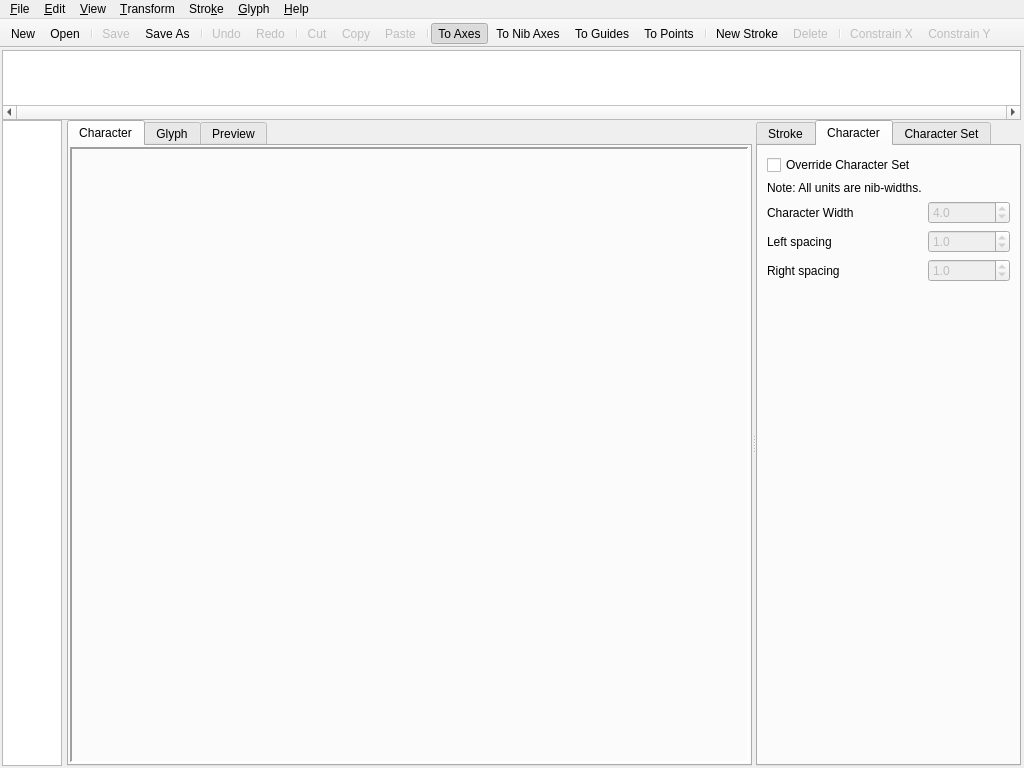
Before: the Qt Designer form pytalic2.ui in dsizzle/pytalic2, drawn with Qt 5.
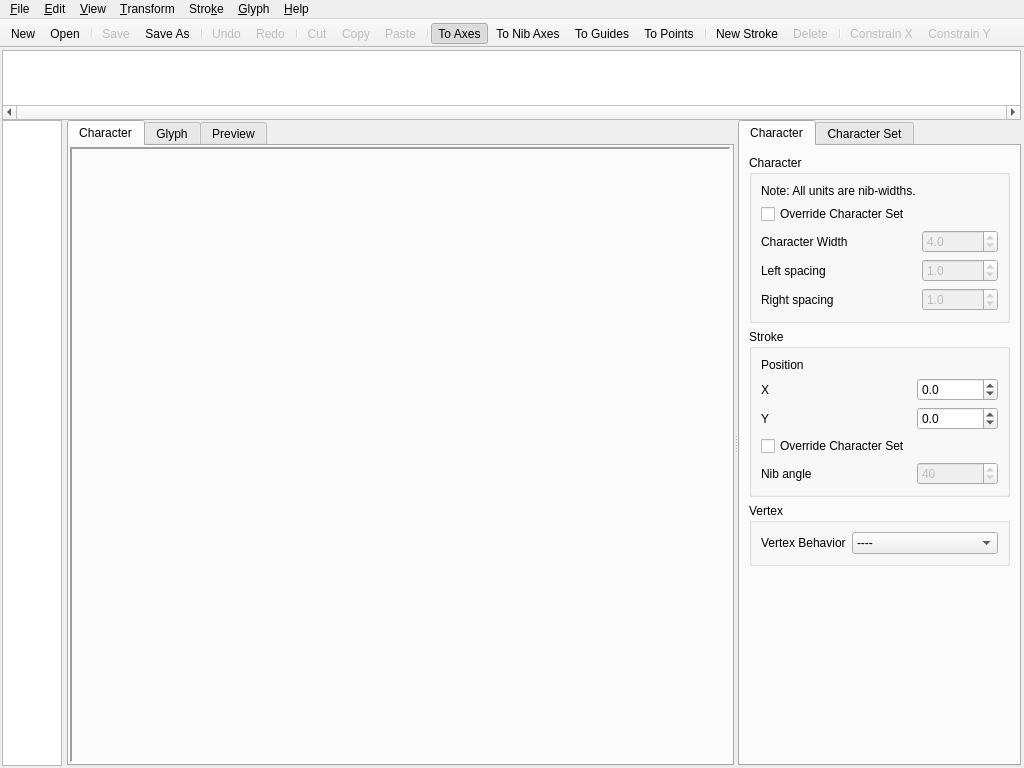
After: the same form once the commit is applied. The open tabs and pages were chosen to show the change. Icons and pictures are not drawn. Custom widgets are drawn as their Qt base class.

Commit message: moved stroke properties to Character tab and reorganized a little

What changed in the file:
```diff
--- a/pytalic2.ui
+++ b/pytalic2.ui
@@ -401,11 +401,136 @@
            <property name="currentIndex">
             <number>0</number>
            </property>
-           <widget class="QWidget" name="stroke_prop_tab">
+           <widget class="QWidget" name="char_prop_tab">
             <attribute name="title">
+             <string>Character</string>
+            </attribute>
+            <layout class="QFormLayout" name="formLayout_2">
+             <property name="fieldGrowthPolicy">
+              <enum>QFormLayout::AllNonFixedFieldsGrow</enum>
+             </property>
+             <item row="0" column="0" colspan="2">
+              <widget class="QGroupBox" name="character_group_box">
+               <property name="title">
+                <string>Character</string>
+               </property>
+               <layout class="QFormLayout" name="formLayout_4">
+                <item row="0" column="0">
+                 <widget class="QLabel" name="label_13">
+                  <property name="text">
+                   <string>Note: All units are nib-widths.</string>
+                  </property>
+                 </widget>
+                </item>
+                <item row="1" column="0">
+                 <widget class="QCheckBox" name="override_char_set">
+                  <property name="text">
+                   <string>Override Character Set</string>
+                  </property>
+                 </widget>
+                </item>
+                <item row="2" column="1">
+                 <widget class="QDoubleSpinBox" name="char_width_spin">
+                  <property name="enabled">
+                   <bool>false</bool>
+                  </property>
+                  <property name="wrapping">
+                   <bool>true</bool>
+                  </property>
+                  <property name="decimals">
+                   <number>1</number>
+                  </property>
+                  <property name="minimum">
+                   <double>2.000000000000000</double>
+                  </property>
+                  <property name="maximum">
+                   <double>10.000000000000000</double>
+                  </property>
+                  <property name="singleStep">
+                   <double>0.500000000000000</double>
+                  </property>
+                  <property name="value">
+                   <double>4.000000000000000</double>
+                  </property>
+                 </widget>
+                </item>
+                <item row="4" column="1">
+                 <widget class="QDoubleSpinBox" name="right_space_spin">
+                  <property name="enabled">
+                   <bool>false</bool>
+                  </property>
+                  <property name="wrapping">
+                   <bool>true</bool>
+                  </property>
+                  <property name="decimals">
+                   <number>1</number>
+                  </property>
+                  <property name="maximum">
+                   <double>3.000000000000000</double>
+                  </property>
+                  <property name="singleStep">
+                   <double>0.100000000000000</double>
+                  </property>
+                  <property name="value">
+                   <double>1.000000000000000</double>
+                  </property>
+                 </widget>
+                </item>
+                <item row="2" column="0">
+                 <widget class="QLabel" name="label_14">
+                  <property name="text">
+                   <string>Character Width</string>
+                  </property>
+                 </widget>
+                </item>
+                <item row="4" column="0">
+                 <widget class="QLabel" name="label_15">
+                  <property name="text">
+                   <string>Left spacing</string>
+                  </property>
+                 </widget>
+                </item>
+                <item row="6" column="0">
+                 <widget class="QLabel" name="label_16">
+                  <property name="text">
+                   <string>Right spacing</string>
+                  </property>
+                 </widget>
+                </item>
+                <item row="6" column="1">
+                 <widget class="QDoubleSpinBox" name="left_space_spin">
+                  <property name="enabled">
+                   <bool>false</bool>
+                  </property>
+                  <property name="wrapping">
+                   <bool>true</bool>
+                  </property>
+                  <property name="decimals">
+                   <number>1</number>
+                  </property>
+                  <property name="maximum">
+                   <double>3.000000000000000</double>
+                  </property>
+                  <property name="singleStep">
+                   <double>0.100000000000000</double>
+                  </property>
+                  <property name="value">
+                   <double>1.000000000000000</double>
+                  </property>
+                 </widget>
+                </item>
+               </layout>
+              </widget>
+             </item>
+             <item row="1" column="0" colspan="2">
+              <widget class="QGroupBox" name="stroke_group_box">
+               <property name="title">
              <string>Stroke</string>
-            </attribute>
-            <layout class="QFormLayout" name="formLayout_3">
+               </property>
+               <layout class="QFormLayout" name="formLayout_5">
+                <property name="fieldGrowthPolicy">
+                 <enum>QFormLayout::AllNonFixedFieldsGrow</enum>
+                </property>
              <item row="0" column="0">
               <widget class="QLabel" name="label_17">
                <property name="text">
@@ -420,13 +545,59 @@
                </property>
               </widget>
              </item>
-             <item row="2" column="0">
+                <item row="3" column="0">
               <widget class="QLabel" name="label_19">
                <property name="text">
                 <string>Y</string>
                </property>
               </widget>
              </item>
+                <item row="3" column="1">
+                 <widget class="QDoubleSpinBox" name="position_y_spin">
+                  <property name="keyboardTracking">
+                   <bool>false</bool>
+                  </property>
+                  <property name="decimals">
+                   <number>1</number>
+                  </property>
+                  <property name="minimum">
+                   <double>-100000.000000000000000</double>
+                  </property>
+                  <property name="maximum">
+                   <double>100000.000000000000000</double>
+                  </property>
+                 </widget>
+                </item>
+                <item row="5" column="0">
+                 <widget class="QCheckBox" name="stroke_override_nib_angle">
+                  <property name="text">
+                   <string>Override Character Set</string>
+                  </property>
+                 </widget>
+                </item>
+                <item row="6" column="0">
+                 <widget class="QLabel" name="label_21">
+                  <property name="text">
+                   <string>Nib angle</string>
+                  </property>
+                 </widget>
+                </item>
+                <item row="6" column="1">
+                 <widget class="QSpinBox" name="stroke_nib_angle_spin">
+                  <property name="enabled">
+                   <bool>false</bool>
+                  </property>
+                  <property name="wrapping">
+                   <bool>true</bool>
+                  </property>
+                  <property name="maximum">
+                   <number>90</number>
+                  </property>
+                  <property name="value">
+                   <number>40</number>
+                  </property>
+                 </widget>
+                </item>
              <item row="1" column="1">
               <widget class="QDoubleSpinBox" name="position_x_spin">
                <property name="keyboardTracking">
@@ -443,23 +614,23 @@
                </property>
               </widget>
              </item>
-             <item row="2" column="1">
-              <widget class="QDoubleSpinBox" name="position_y_spin">
-               <property name="keyboardTracking">
-                <bool>false</bool>
+               </layout>
+              </widget>
+             </item>
+             <item row="3" column="0" colspan="2">
+              <widget class="QGroupBox" name="vertex_group_box">
+               <property name="title">
+                <string>Vertex</string>
                </property>
-               <property name="decimals">
-                <number>1</number>
-               </property>
-               <property name="minimum">
-                <double>-100000.000000000000000</double>
-               </property>
-               <property name="maximum">
-                <double>100000.000000000000000</double>
-               </property>
-              </widget>
-             </item>
-             <item row="3" column="1">
+               <layout class="QFormLayout" name="formLayout_6">
+                <item row="0" column="0">
+                 <widget class="QLabel" name="label_20">
+                  <property name="text">
+                   <string>Vertex Behavior</string>
+                  </property>
+                 </widget>
+                </item>
+                <item row="0" column="1">
               <widget class="QComboBox" name="behavior_combo">
                <property name="frame">
                 <bool>true</bool>
@@ -486,152 +657,7 @@
                </item>
               </widget>
              </item>
-             <item row="3" column="0">
-              <widget class="QLabel" name="label_20">
-               <property name="text">
-                <string>Vertex Behavior</string>
-               </property>
-              </widget>
-             </item>
-             <item row="4" column="0">
-              <widget class="QCheckBox" name="stroke_override_nib_angle">
-               <property name="text">
-                <string>Override Character Set</string>
-               </property>
-              </widget>
-             </item>
-             <item row="5" column="0">
-              <widget class="QLabel" name="label_21">
-               <property name="text">
-                <string>Nib angle</string>
-               </property>
-              </widget>
-             </item>
-             <item row="5" column="1">
-              <widget class="QSpinBox" name="stroke_nib_angle_spin">
-               <property name="enabled">
-                <bool>false</bool>
-               </property>
-               <property name="wrapping">
-                <bool>true</bool>
-               </property>
-               <property name="maximum">
-                <number>90</number>
-               </property>
-               <property name="value">
-                <number>40</number>
-               </property>
-              </widget>
-             </item>
-            </layout>
-           </widget>
-           <widget class="QWidget" name="char_prop_tab">
-            <attribute name="title">
-             <string>Character</string>
-            </attribute>
-            <layout class="QFormLayout" name="formLayout_2">
-             <item row="1" column="0">
-              <widget class="QLabel" name="label_13">
-               <property name="text">
-                <string>Note: All units are nib-widths.</string>
-               </property>
-              </widget>
-             </item>
-             <item row="0" column="0">
-              <widget class="QCheckBox" name="override_char_set">
-               <property name="text">
-                <string>Override Character Set</string>
-               </property>
-              </widget>
-             </item>
-             <item row="2" column="0">
-              <widget class="QLabel" name="label_14">
-               <property name="text">
-                <string>Character Width</string>
-               </property>
-              </widget>
-             </item>
-             <item row="3" column="0">
-              <widget class="QLabel" name="label_15">
-               <property name="text">
-                <string>Left spacing</string>
-               </property>
-              </widget>
-             </item>
-             <item row="4" column="0">
-              <widget class="QLabel" name="label_16">
-               <property name="text">
-                <string>Right spacing</string>
-               </property>
-              </widget>
-             </item>
-             <item row="2" column="1">
-              <widget class="QDoubleSpinBox" name="char_width_spin">
-               <property name="enabled">
-                <bool>false</bool>
-               </property>
-               <property name="wrapping">
-                <bool>true</bool>
-               </property>
-               <property name="decimals">
-                <number>1</number>
-               </property>
-               <property name="minimum">
-                <double>2.000000000000000</double>
-               </property>
-               <property name="maximum">
-                <double>10.000000000000000</double>
-               </property>
-               <property name="singleStep">
-                <double>0.500000000000000</double>
-               </property>
-               <property name="value">
-                <double>4.000000000000000</double>
-               </property>
-              </widget>
-             </item>
-             <item row="3" column="1">
-              <widget class="QDoubleSpinBox" name="left_space_spin">
-               <property name="enabled">
-                <bool>false</bool>
-               </property>
-               <property name="wrapping">
-                <bool>true</bool>
-               </property>
-               <property name="decimals">
-                <number>1</number>
-               </property>
-               <property name="maximum">
-                <double>3.000000000000000</double>
-               </property>
-               <property name="singleStep">
-                <double>0.100000000000000</double>
-               </property>
-               <property name="value">
-                <double>1.000000000000000</double>
-               </property>
-              </widget>
-             </item>
-             <item row="4" column="1">
-              <widget class="QDoubleSpinBox" name="right_space_spin">
-               <property name="enabled">
-                <bool>false</bool>
-               </property>
-               <property name="wrapping">
-                <bool>true</bool>
-               </property>
-               <property name="decimals">
-                <number>1</number>
-               </property>
-               <property name="maximum">
-                <double>3.000000000000000</double>
-               </property>
-               <property name="singleStep">
-                <double>0.100000000000000</double>
-               </property>
-               <property name="value">
-                <double>1.000000000000000</double>
-               </property>
+               </layout>
               </widget>
              </item>
             </layout>
```
Lines whose indentation alone changed are shown as unchanged. The commit also changes 1 other file.
